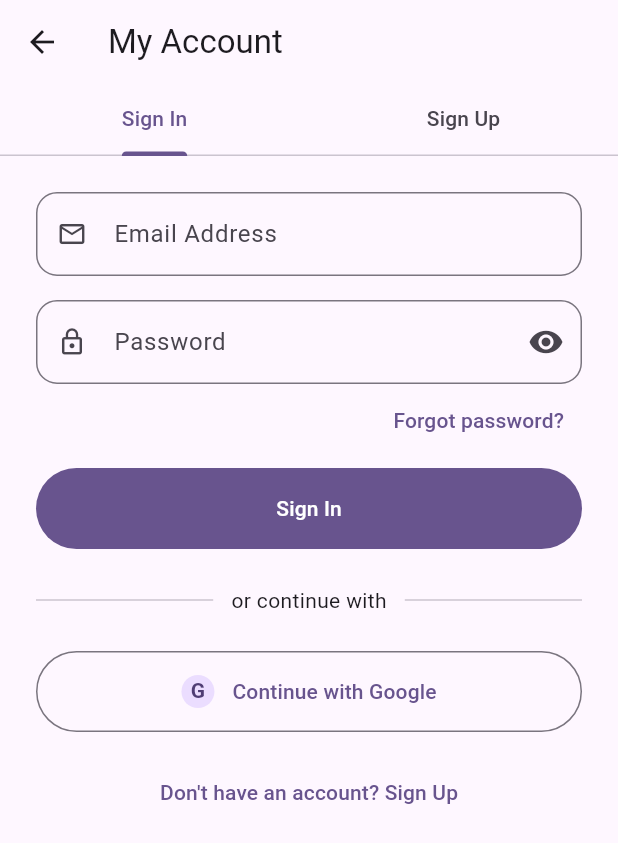
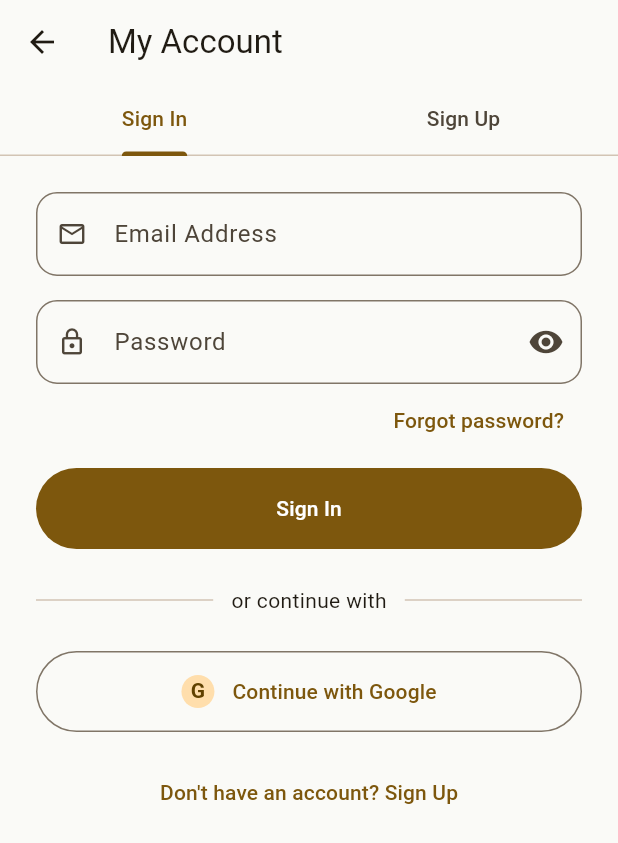
Before and after one commit to Faisal60177/notes_and_tasks, a Flutter app: the screen it shows after launch, item 3 of the bottom bar chosen, after a tap on "Sign In / Create Account", on a phone screen of 412 x 824 dp. Shown: the top 843 px of the screen. Run offline on Flutter 3.47's test engine with Material 3 defaults, Android fonts, the phone set to English and light mode, and no system bars; our stand-ins replace cloud_firestore, connectivity_plus, firebase_auth, firebase_core, flutter_riverpod, google_sign_in and 2 more; missing offline and left inert: flutter_quill; accounts and stored records are empty; generated files the repository leaves out were written again; network calls fail.

Commit message:
bug fixes

```diff
--- a/lib/main.dart
+++ b/lib/main.dart
@@ -34,7 +34,27 @@ class MyApp extends StatelessWidget{
 
       title: 'NoteFlow',
       debugShowCheckedModeBanner: false,
-      theme: ThemeData(useMaterial3: true, colorSchemeSeed: Colors.deepPurple),
+      theme: ThemeData(
+        useMaterial3: true,
+        colorScheme: ColorScheme.fromSeed(
+          seedColor: const Color(0xFFFFB300),
+          brightness: Brightness.light,
+        ).copyWith(
+          surface: const Color(0xFFFAFAF7),
+        ),
+        scaffoldBackgroundColor: const Color(0xFFFAFAF7),
+      ),
+      darkTheme: ThemeData(
+        useMaterial3: true,
+        colorScheme: ColorScheme.fromSeed(
+          seedColor: const Color(0xFFFFB300),
+          brightness: Brightness.dark,
+        ).copyWith(
+          surface: const Color(0xFF1A1A1A),
+        ),
+        scaffoldBackgroundColor: const Color(0xFF1A1A1A),
+      ),
+      themeMode: ThemeMode.system,
       home: const HomeShell(),
     );
   }
```
Also changed, not shown: 6 other files.
